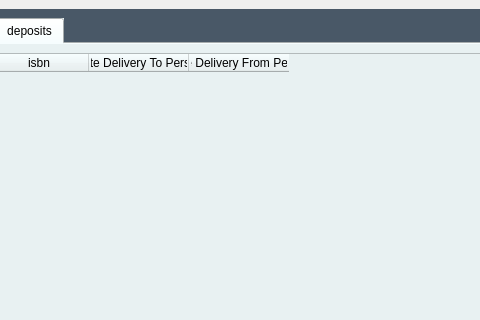
Old version of the form ui_py/untitled.ui in the repository Younes0077/Library-project; both pictures show x 309 to 789 and y 0 to 320 of the 1092 by 840 pixel window.
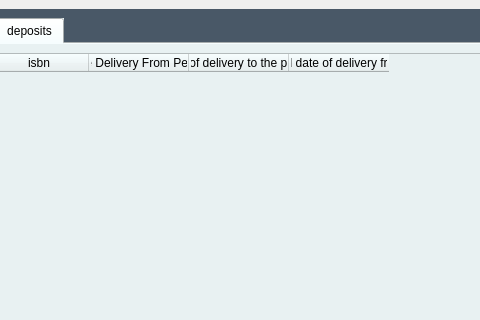
New version of the form. Icons and pictures are not drawn.

```diff
--- a/ui_py/untitled.ui
+++ b/ui_py/untitled.ui
@@ -522,16 +522,21 @@
                <string>isbn</string>
               </property>
              </column>
-             <column>
-              <property name="text">
-               <string>Date Delivery To Person</string>
-              </property>
-             </column>
              <column>
               <property name="text">
                <string>Date Delivery From Person</string>
               </property>
              </column>
+             <column>
+              <property name="text">
+               <string>Date of delivery to the person</string>
+              </property>
+             </column>
+             <column>
+              <property name="text">
+               <string>The scheduled date of delivery from the person</string>
+              </property>
+             </column>
             </widget>
            </item>
           </layout>
```
